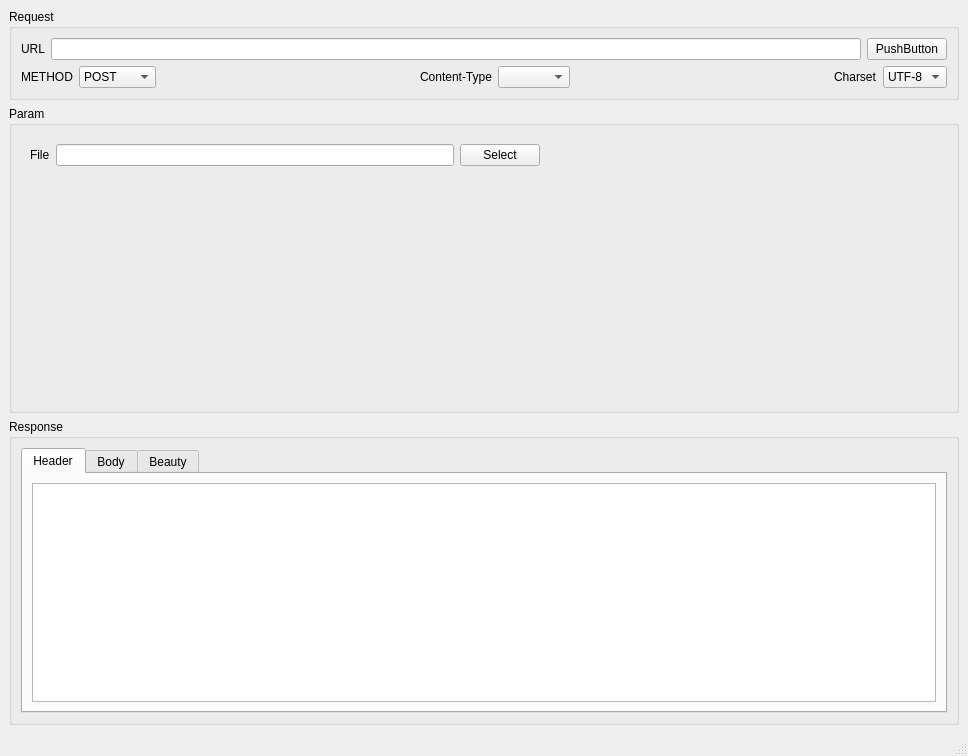
zhuyanxinx/Qt, file XyzClient/xyzhttp.ui: the form before one commit.
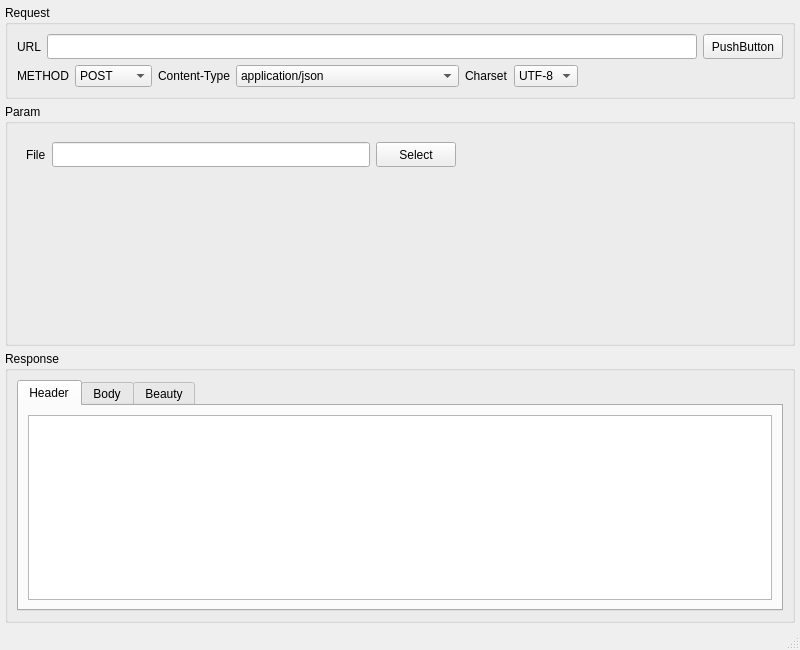
The form after the commit. The open tabs and pages were chosen to show the change.

```diff
--- a/XyzClient/xyzhttp.ui
+++ b/XyzClient/xyzhttp.ui
@@ -6,8 +6,8 @@
    <rect>
     <x>0</x>
     <y>0</y>
-    <width>968</width>
-    <height>756</height>
+    <width>800</width>
+    <height>650</height>
    </rect>
   </property>
   <property name="windowTitle">
@@ -18,7 +18,7 @@
   </property>
   <widget class="QWidget" name="centralwidget">
    <property name="sizePolicy">
-    <sizepolicy hsizetype="Fixed" vsizetype="Fixed">
+    <sizepolicy hsizetype="Preferred" vsizetype="Preferred">
      <horstretch>0</horstretch>
      <verstretch>0</verstretch>
     </sizepolicy>
@@ -27,6 +27,21 @@
     <enum>Qt::LeftToRight</enum>
    </property>
    <layout class="QVBoxLayout" name="vlayoutMain">
+    <property name="spacing">
+     <number>5</number>
+    </property>
+    <property name="leftMargin">
+     <number>5</number>
+    </property>
+    <property name="topMargin">
+     <number>5</number>
+    </property>
+    <property name="rightMargin">
+     <number>5</number>
+    </property>
+    <property name="bottomMargin">
+     <number>5</number>
+    </property>
     <item>
      <widget class="QGroupBox" name="groupReq">
       <property name="title">
@@ -43,10 +58,35 @@
           </widget>
          </item>
          <item>
-          <widget class="QLineEdit" name="editUrl"/>
+          <widget class="QLineEdit" name="editUrl">
+           <property name="sizePolicy">
+            <sizepolicy hsizetype="Expanding" vsizetype="Preferred">
+             <horstretch>0</horstretch>
+             <verstretch>0</verstretch>
+            </sizepolicy>
+           </property>
+           <property name="minimumSize">
+            <size>
+             <width>0</width>
+             <height>25</height>
+            </size>
+           </property>
+           <property name="baseSize">
+            <size>
+             <width>0</width>
+             <height>0</height>
+            </size>
+           </property>
+          </widget>
          </item>
          <item>
           <widget class="QPushButton" name="btnSend">
+           <property name="sizePolicy">
+            <sizepolicy hsizetype="Preferred" vsizetype="Preferred">
+             <horstretch>0</horstretch>
+             <verstretch>0</verstretch>
+            </sizepolicy>
+           </property>
            <property name="text">
             <string>PushButton</string>
            </property>
@@ -65,6 +105,12 @@
          </item>
          <item>
           <widget class="QComboBox" name="cboMethod">
+           <property name="sizePolicy">
+            <sizepolicy hsizetype="Preferred" vsizetype="Preferred">
+             <horstretch>0</horstretch>
+             <verstretch>0</verstretch>
+            </sizepolicy>
+           </property>
            <item>
             <property name="text">
              <string>POST</string>
@@ -87,19 +133,6 @@
            </item>
           </widget>
          </item>
-         <item>
-          <spacer name="hspacerM">
-           <property name="orientation">
-            <enum>Qt::Horizontal</enum>
-           </property>
-           <property name="sizeHint" stdset="0">
-            <size>
-             <width>40</width>
-             <height>20</height>
-            </size>
-           </property>
-          </spacer>
-         </item>
          <item>
           <widget class="QLabel" name="labContType">
            <property name="text">
@@ -108,20 +141,84 @@
           </widget>
          </item>
          <item>
-          <widget class="QComboBox" name="cboContType"/>
-         </item>
-         <item>
-          <spacer name="hspacerC">
-           <property name="orientation">
-            <enum>Qt::Horizontal</enum>
+          <widget class="QComboBox" name="cboContType">
+           <property name="sizePolicy">
+            <sizepolicy hsizetype="Preferred" vsizetype="Preferred">
+             <horstretch>0</horstretch>
+             <verstretch>0</verstretch>
+            </sizepolicy>
            </property>
-           <property name="sizeHint" stdset="0">
-            <size>
-             <width>40</width>
-             <height>20</height>
-            </size>
-           </property>
-          </spacer>
+           <item>
+            <property name="text">
+             <string>application/json</string>
+            </property>
+           </item>
+           <item>
+            <property name="text">
+             <string>application/x-www-form-urlencoded</string>
+            </property>
+           </item>
+           <item>
+            <property name="text">
+             <string>application/xml</string>
+            </property>
+           </item>
+           <item>
+            <property name="text">
+             <string>application/xhtml+xml</string>
+            </property>
+           </item>
+           <item>
+            <property name="text">
+             <string>application/octet-stream</string>
+            </property>
+           </item>
+           <item>
+            <property name="text">
+             <string>application/pdf</string>
+            </property>
+           </item>
+           <item>
+            <property name="text">
+             <string>application/msword</string>
+            </property>
+           </item>
+           <item>
+            <property name="text">
+             <string>multipart/form-data </string>
+            </property>
+           </item>
+           <item>
+            <property name="text">
+             <string>text/html</string>
+            </property>
+           </item>
+           <item>
+            <property name="text">
+             <string>text/plain</string>
+            </property>
+           </item>
+           <item>
+            <property name="text">
+             <string>text/xml</string>
+            </property>
+           </item>
+           <item>
+            <property name="text">
+             <string>image/gif</string>
+            </property>
+           </item>
+           <item>
+            <property name="text">
+             <string>image/jpeg</string>
+            </property>
+           </item>
+           <item>
+            <property name="text">
+             <string>image/png</string>
+            </property>
+           </item>
+          </widget>
          </item>
          <item>
           <widget class="QLabel" name="labCharset">
@@ -132,6 +229,12 @@
          </item>
          <item>
           <widget class="QComboBox" name="cboCharset">
+           <property name="sizePolicy">
+            <sizepolicy hsizetype="Preferred" vsizetype="Preferred">
+             <horstretch>0</horstretch>
+             <verstretch>0</verstretch>
+            </sizepolicy>
+           </property>
            <item>
             <property name="text">
              <string>UTF-8</string>
@@ -139,6 +242,19 @@
            </item>
           </widget>
          </item>
+         <item>
+          <spacer name="hspacerC">
+           <property name="orientation">
+            <enum>Qt::Horizontal</enum>
+           </property>
+           <property name="sizeHint" stdset="0">
+            <size>
+             <width>40</width>
+             <height>20</height>
+            </size>
+           </property>
+          </spacer>
+         </item>
         </layout>
        </item>
       </layout>
@@ -181,10 +297,29 @@
               </widget>
              </item>
              <item>
-              <widget class="QLineEdit" name="editFile"/>
+              <widget class="QLineEdit" name="editFile">
+               <property name="sizePolicy">
+                <sizepolicy hsizetype="Expanding" vsizetype="Preferred">
+                 <horstretch>0</horstretch>
+                 <verstretch>0</verstretch>
+                </sizepolicy>
+               </property>
+               <property name="minimumSize">
+                <size>
+                 <width>0</width>
+                 <height>25</height>
+                </size>
+               </property>
+              </widget>
              </item>
              <item>
               <widget class="QPushButton" name="btnSelectFile">
+               <property name="sizePolicy">
+                <sizepolicy hsizetype="Preferred" vsizetype="Preferred">
+                 <horstretch>0</horstretch>
+                 <verstretch>0</verstretch>
+                </sizepolicy>
+               </property>
                <property name="text">
                 <string>Select</string>
                </property>
@@ -233,6 +368,12 @@
       <layout class="QHBoxLayout" name="horizontalLayout_7">
        <item>
         <widget class="QTabWidget" name="tabResp">
+         <property name="sizePolicy">
+          <sizepolicy hsizetype="Preferred" vsizetype="Preferred">
+           <horstretch>0</horstretch>
+           <verstretch>0</verstretch>
+          </sizepolicy>
+         </property>
          <property name="currentIndex">
           <number>2</number>
          </property>
@@ -242,7 +383,14 @@
           </attribute>
           <layout class="QHBoxLayout" name="horizontalLayout_8">
            <item>
-            <widget class="QPlainTextEdit" name="txtHeader"/>
+            <widget class="QPlainTextEdit" name="txtHeader">
+             <property name="sizePolicy">
+              <sizepolicy hsizetype="Preferred" vsizetype="Preferred">
+               <horstretch>0</horstretch>
+               <verstretch>0</verstretch>
+              </sizepolicy>
+             </property>
+            </widget>
            </item>
           </layout>
          </widget>
```
Left out of the diff: 52 changed lines with no effect on the pictures.
